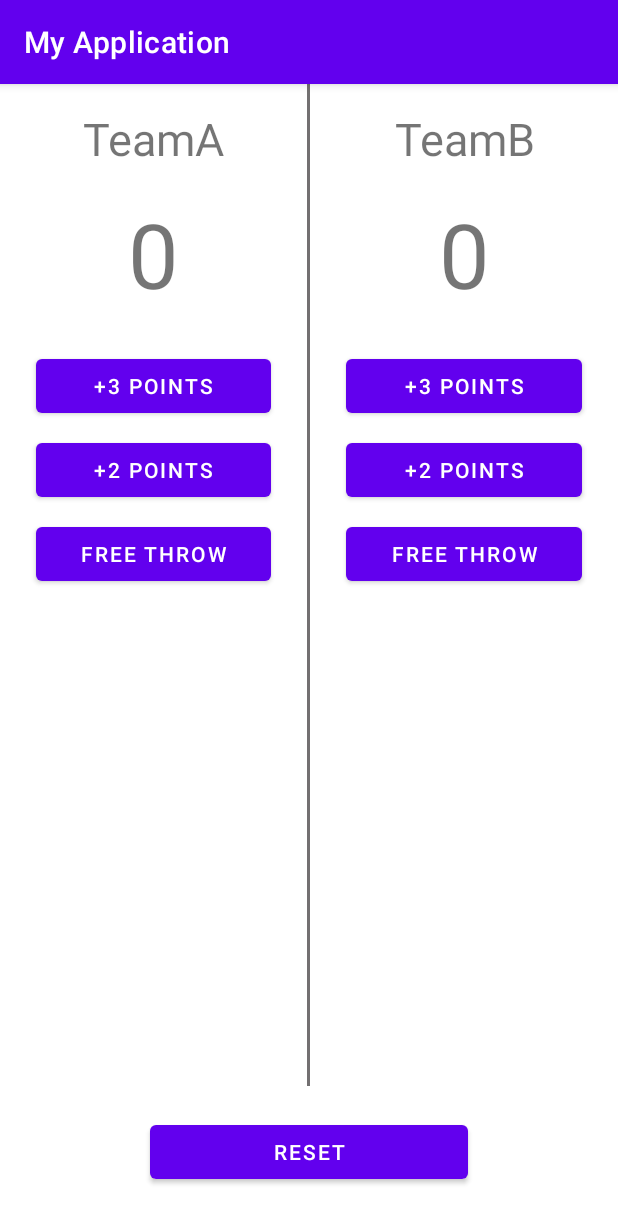
After one commit to YYyanyan/MyApplication, an Android app: the CourtCounter screen opened directly, with no data from a screen before it, on a phone screen of 412 x 824 dp. The commit adds this screen. Shown: the top 1223 px of the screen. Run offline under Robolectric (Android 15) with nearby library versions, the phone set to English and light mode, and no system bars.

Commit message:
第1、3次作业

```diff
--- /dev/null
+++ b/app/src/main/java/com/example/myapplication/CourtCounter.java
@@ -0,0 +1,55 @@
+package com.example.myapplication;
+
+import androidx.appcompat.app.AppCompatActivity;
+
+import android.os.Bundle;
+import android.util.Log;
+import android.view.View;
+import android.widget.TextView;
+
+public class CourtCounter extends AppCompatActivity {
+    TextView scoreA;
+    TextView scoreB;
+    private static final String TAG = "CourtCounter";
+
+    @Override
+    protected void onCreate(Bundle savedInstanceState) {
+        super.onCreate(savedInstanceState);
+        setContentView(R.layout.activity_court_counter);
+        scoreA = findViewById(R.id.scoreA);
+        scoreB = findViewById(R.id.scoreB);
+
+    }
+    public void click(View btn){
+        Integer scoreA_num = Integer.parseInt(scoreA.getText().toString());
+        Integer scoreB_num = Integer.parseInt(scoreB.getText().toString());
+
+        if(btn.getId() == R.id.threeA ){
+            scoreA_num += 3;
+            scoreA.setText(String.valueOf(scoreA_num));
+        }else if(btn.getId() == R.id.twoA ){
+            scoreA_num += 2;
+            scoreA.setText(String.valueOf(scoreA_num));
+        }else if(btn.getId() == R.id.oneA ){
+            scoreA_num += 1;
+            scoreA.setText(String.valueOf(scoreA_num));
+        }else if(btn.getId() == R.id.threeB ){
+            scoreB_num += 3;
+            scoreB.setText(String.valueOf(scoreB_num));
+        }else if(btn.getId() == R.id.twoB ){
+            scoreB_num += 2;
+            scoreB.setText(String.valueOf(scoreB_num));
+        }else if(btn.getId() == R.id.oneB ){
+            scoreB_num += 3;
+            scoreB.setText(String.valueOf(scoreB_num));
+        }
+
+
+    }
+    public void reset(View reset){
+        scoreA.setText("0");
+        scoreB.setText("0");
+        Log.i(TAG, "reset: " + "0");
+
+    }
+}
--- /dev/null
+++ b/app/src/main/res/layout-land/activity_court_counter.xml
@@ -0,0 +1,164 @@
+<?xml version="1.0" encoding="utf-8"?>
+<androidx.constraintlayout.widget.ConstraintLayout xmlns:android="http://schemas.android.com/apk/res/android"
+    xmlns:app="http://schemas.android.com/apk/res-auto"
+    xmlns:tools="http://schemas.android.com/tools"
+    android:layout_width="match_parent"
+    android:layout_height="match_parent"
+    tools:context=".MainActivity">
+
+    <Button
+        android:id="@+id/reset"
+        android:layout_width="match_parent"
+        android:layout_height="wrap_content"
+        android:layout_marginStart="100dp"
+        android:layout_marginEnd="100dp"
+        android:layout_marginBottom="32dp"
+        android:onClick="reset"
+        android:text="@string/reset"
+        app:layout_constraintBottom_toBottomOf="parent"
+        app:layout_constraintEnd_toEndOf="parent"
+        app:layout_constraintStart_toStartOf="parent" />
+
+    <LinearLayout
+        android:layout_width="match_parent"
+        android:layout_height="match_parent"
+        android:layout_marginBottom="100dp"
+        android:orientation="horizontal"
+        app:layout_constraintBottom_toBottomOf="parent"
+        app:layout_constraintEnd_toEndOf="parent">
+
+
+        <LinearLayout
+            android:layout_width="0dp"
+            android:layout_height="match_parent"
+            android:layout_weight="1"
+            android:orientation="vertical">
+
+
+            <TextView
+                android:id="@+id/teamA"
+                android:layout_width="match_parent"
+                android:layout_height="wrap_content"
+                android:layout_margin="16dp"
+                android:gravity="center"
+                android:text="@string/team_nameA"
+                android:textSize="20sp" />
+            <TextView
+                android:id="@+id/scoreA"
+                android:layout_width="match_parent"
+                android:layout_height="wrap_content"
+                android:gravity="center"
+                android:text="@string/score1"
+                android:textSize="30sp"
+                android:layout_marginBottom="24dp"/>
+
+            <LinearLayout
+                android:layout_width="match_parent"
+                android:layout_height="match_parent">
+
+                <Button
+                    android:id="@+id/threeA"
+                    android:layout_width="0dp"
+                    android:layout_height="wrap_content"
+                    android:layout_marginHorizontal="5dp"
+                    android:layout_marginBottom="8dp"
+                    android:layout_weight="1"
+                    android:onClick="click"
+                    android:text="@string/three_point" />
+
+
+                <Button
+                    android:id="@+id/twoA"
+                    android:layout_width="0dp"
+                    android:layout_height="wrap_content"
+                    android:layout_marginHorizontal="5dp"
+                    android:layout_marginBottom="8dp"
+                    android:layout_weight="1"
+                    android:onClick="click"
+                    android:text="@string/two_point" />
+
+                <Button
+                    android:id="@+id/oneA"
+                    android:layout_width="0dp"
+                    android:layout_height="wrap_content"
+                    android:layout_marginHorizontal="5dp"
+                    android:layout_weight="1"
+                    android:onClick="click"
+                    android:text="@string/one_point" />
+            </LinearLayout>
+
+        </LinearLayout>
+
+        <View
+            android:layout_width="2dip"
+            android:layout_height="match_parent"
+            android:layout_gravity="center_vertical"
+            android:background="#737071" />
+
+        <LinearLayout
+            android:layout_width="0dp"
+            android:layout_height="match_parent"
+            android:layout_weight="1"
+            android:orientation="vertical">
+
+            <TextView
+                android:id="@+id/teamB"
+                android:layout_width="match_parent"
+                android:layout_height="wrap_content"
+                android:layout_margin="16dp"
+                android:gravity="center"
+                android:text="@string/team_nameB"
+                android:textSize="20sp" />
+            <TextView
+                android:id="@+id/scoreB"
+                android:layout_width="match_parent"
+                android:layout_height="wrap_content"
+                android:gravity="center"
+                android:text="@string/score2"
+                android:textSize="30sp"
+                android:layout_marginBottom="24dp"
+
+                />
+            <LinearLayout
+                android:layout_width="match_parent"
+                android:layout_height="match_parent"
+                android:orientation="horizontal">
+
+                <Button
+                    android:id="@+id/threeB"
+                    android:layout_width="0dp"
+                    android:layout_weight="1"
+                    android:layout_height="wrap_content"
+                    android:layout_marginHorizontal="5dp"
+                    android:layout_marginBottom="8dp"
+                    android:onClick="click"
+                    android:text="@string/three_point" />
+
+
+
+                <Button
+                    android:id="@+id/twoB"
+                    android:layout_width="0dp"
+                    android:layout_weight="1"
+                    android:layout_height="wrap_content"
+                    android:layout_marginHorizontal="5dp"
+                    android:layout_marginBottom="8dp"
+                    android:onClick="click"
+                    android:text="@string/two_point" />
+
+                <Button
+                    android:id="@+id/oneB"
+                    android:layout_width="0dp"
+                    android:layout_weight="1"
+                    android:layout_height="wrap_content"
+                    android:layout_marginHorizontal="5dp"
+                    android:onClick="click"
+                    android:text="@string/one_point" />
+            </LinearLayout>
+
+        </LinearLayout>
+
+
+    </LinearLayout>
+
+</androidx.constraintlayout.widget.ConstraintLayout>
--- /dev/null
+++ b/app/src/main/res/layout/activity_court_counter.xml
@@ -0,0 +1,145 @@
+<?xml version="1.0" encoding="utf-8"?>
+<androidx.constraintlayout.widget.ConstraintLayout xmlns:android="http://schemas.android.com/apk/res/android"
+    xmlns:app="http://schemas.android.com/apk/res-auto"
+    xmlns:tools="http://schemas.android.com/tools"
+    android:layout_width="match_parent"
+    android:layout_height="match_parent"
+    tools:context=".MainActivity">
+
+    <Button
+        android:id="@+id/reset"
+        android:layout_width="match_parent"
+        android:layout_height="wrap_content"
+        android:layout_marginStart="100dp"
+        android:layout_marginEnd="100dp"
+        android:layout_marginBottom="32dp"
+        android:onClick="reset"
+        android:text="@string/reset"
+        app:layout_constraintBottom_toBottomOf="parent"
+        app:layout_constraintEnd_toEndOf="parent"
+        app:layout_constraintStart_toStartOf="parent" />
+
+    <LinearLayout
+        android:layout_width="match_parent"
+        android:layout_height="match_parent"
+        android:layout_marginBottom="100dp"
+        android:orientation="horizontal"
+        app:layout_constraintBottom_toBottomOf="parent"
+        app:layout_constraintEnd_toEndOf="parent">
+
+
+        <LinearLayout
+            android:layout_width="0dp"
+            android:layout_height="match_parent"
+            android:layout_weight="1"
+            android:orientation="vertical">
+
+
+            <TextView
+                android:id="@+id/teamA"
+                android:layout_width="match_parent"
+                android:layout_height="wrap_content"
+                android:layout_margin="16dp"
+                android:gravity="center"
+                android:text="@string/team_nameA"
+                android:textSize="30sp" />
+            <TextView
+                android:id="@+id/scoreA"
+                android:layout_width="match_parent"
+                android:layout_height="wrap_content"
+                android:gravity="center"
+                android:text="@string/score1"
+                android:textSize="60sp"
+                android:layout_marginBottom="24dp"/>
+
+            <Button
+                android:id="@+id/threeA"
+                android:layout_width="match_parent"
+                android:layout_height="wrap_content"
+                android:layout_marginHorizontal="24dp"
+                android:layout_marginBottom="8dp"
+                android:onClick="click"
+                android:text="@string/three_point" />
+
+            <Button
+                android:id="@+id/twoA"
+                android:layout_width="match_parent"
+                android:layout_height="wrap_content"
+                android:layout_marginHorizontal="24dp"
+                android:layout_marginBottom="8dp"
+                android:onClick="click"
+                android:text="@string/two_point" />
+
+            <Button
+                android:id="@+id/oneA"
+                android:layout_width="match_parent"
+                android:layout_height="wrap_content"
+                android:layout_marginHorizontal="24dp"
+                android:onClick="click"
+                android:text="@string/one_point" />
+
+        </LinearLayout>
+
+        <View
+            android:layout_width="2dip"
+            android:layout_height="match_parent"
+            android:layout_gravity="center_vertical"
+            android:background="#737071" />
+
+        <LinearLayout
+            android:layout_width="0dp"
+            android:layout_height="match_parent"
+            android:layout_weight="1"
+            android:orientation="vertical">
+
+            <TextView
+                android:id="@+id/teamB"
+                android:layout_width="match_parent"
+                android:layout_height="wrap_content"
+                android:layout_margin="16dp"
+                android:gravity="center"
+                android:text="@string/team_nameB"
+                android:textSize="30sp" />
+            <TextView
+                android:id="@+id/scoreB"
+                android:layout_width="match_parent"
+                android:layout_height="wrap_content"
+                android:gravity="center"
+                android:text="@string/score2"
+                android:textSize="60sp"
+                android:layout_marginBottom="24dp"
+
+                />
+
+            <Button
+                android:id="@+id/threeB"
+                android:layout_width="match_parent"
+                android:layout_height="wrap_content"
+                android:layout_marginHorizontal="24dp"
+                android:layout_marginBottom="8dp"
+                android:onClick="click"
+                android:text="@string/three_point" />
+
+            <Button
+                android:id="@+id/twoB"
+                android:layout_width="match_parent"
+                android:layout_height="wrap_content"
+                android:layout_marginHorizontal="24dp"
+                android:layout_marginBottom="8dp"
+                android:onClick="click"
+                android:text="@string/two_point" />
+
+            <Button
+                android:id="@+id/oneB"
+                android:layout_width="match_parent"
+                android:layout_height="wrap_content"
+                android:layout_marginHorizontal="24dp"
+                android:onClick="click"
+                android:text="@string/one_point" />
+
+        </LinearLayout>
+
+
+    </LinearLayout>
+
+</androidx.constraintlayout.widget.ConstraintLayout>
--- a/app/src/main/res/values/strings.xml
+++ b/app/src/main/res/values/strings.xml
@@ -1,6 +1,34 @@
 <resources>
+    # List
     <string name="app_name">My Application</string>
     <string name="gethtml">Get html</string>
     <string name="inputHint">input RMB</string>
     <string name="calbnt">calculate</string>
+
+    # BMI
+    <string name='title'>BMI 计算器</string>
+    <string name='Heighttips'>请输入身高(米)</string>
+    <string name="Weighttips">请输入体重(kg)</string>
+    <string name="compute">计算</string>
+    <string name="bmihint">您的BMI指数为</string>
+    <string name="statehint">您的健康状态为</string>
+
+    # Rate
+    <string name="RMB" translatable="false">inputRMB</string>
+    <string name="app_name2" translatable="false">Hello</string>
+    <string name="title2" translatable="false">Hello</string>
+    <string name="DOLLAR" translatable="false">dollar</string>
+    <string name="EURO" translatable="false">EURO</string>
+    <string name="WON" translatable="false">WON</string>
+
+    # CourtCounter
+    <string name="team_nameA">TeamA</string>
+    <string name="team_nameB">TeamB</string>
+    <string name="score1">0</string>
+    <string name="score2">0</string>
+    <string name="three_point">+3 POINTS</string>
+    <string name="two_point">+2 POINTS</string>
+    <string name="one_point">FREE THROW</string>
+    <string name="reset">reset</string>
+
 </resources>
```
Also changed, not shown: app/src/main/AndroidManifest.xml (+18 -0 lines), app/src/main/java/com/example/myapplication/BMI.java (added, +47 -0 lines), app/src/main/res/layout/activity_bmi.xml (added, +75 -0 lines).
